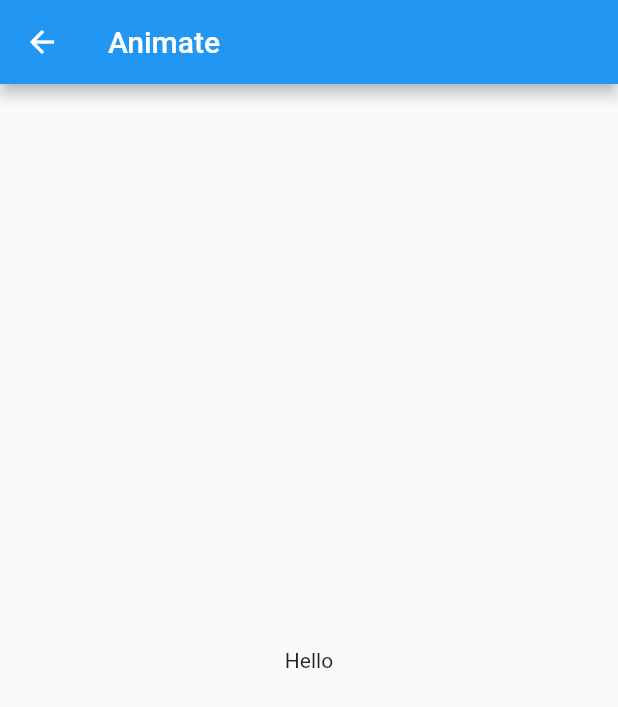
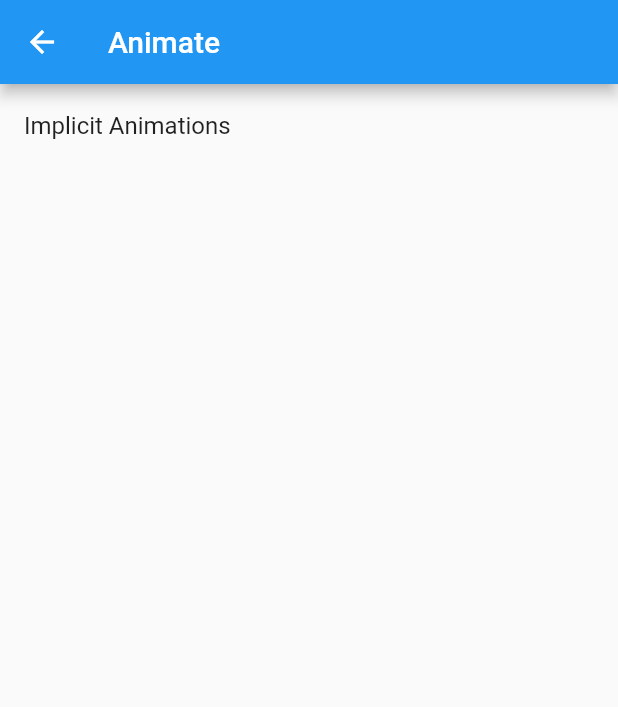
Before and after one commit to FelixZhang00/flutter_learning, a Flutter app: the AnimatePage screen opened by its route, on a phone screen of 412 x 824 dp. Shown: the top 707 px of the screen. Run offline on Flutter 3.47's test engine with Material 2 defaults, Android fonts, the phone set to English and light mode, and no system bars.

Commit message:
AnimatedContainer

```diff
--- a/lib/animate/animate_page.dart
+++ b/lib/animate/animate_page.dart
@@ -9,8 +9,13 @@ class AnimatePage extends StatelessWidget {
       appBar: AppBar(
         title: Text("Animate"),
       ),
-      body: Center(
-        child: Text("Hello"),
+      body: Column(
+        children: [
+          ListTile(
+            title: Text("Implicit Animations"),
+            onTap: ()=> Navigator.of(context).pushNamed("animate_implicit"),
+          )
+        ],
       ),
     );
   }
--- a/lib/main.dart
+++ b/lib/main.dart
@@ -1,5 +1,6 @@
 import 'package:flutter/material.dart';
 
+import 'animate/animate_implicit_page.dart';
 import 'animate/animate_page.dart';
 
 void main() {
@@ -30,11 +31,13 @@ class MyApp extends StatelessWidget {
       ),
       routes: {
         "animate":(_)=> AnimatePage(),
+        "animate_implicit":(_)=> AnimateImplicitPage(),
       },
       home: HomePage(),
     );
   }
 }
+
 
 class HomePage extends StatelessWidget {
   @override
--- a/pubspec.yaml
+++ b/pubspec.yaml
@@ -74,3 +74,6 @@ flutter:
   #
   # For details regarding fonts from package dependencies,
   # see https://flutter.dev/custom-fonts/#from-packages
+
+  assets:
+    - assets/ic_saturn.png
```
Also changed, not shown: lib/animate/animate_implicit_page.dart (added, +52 -0 lines), assets/ic_saturn.png (added).
